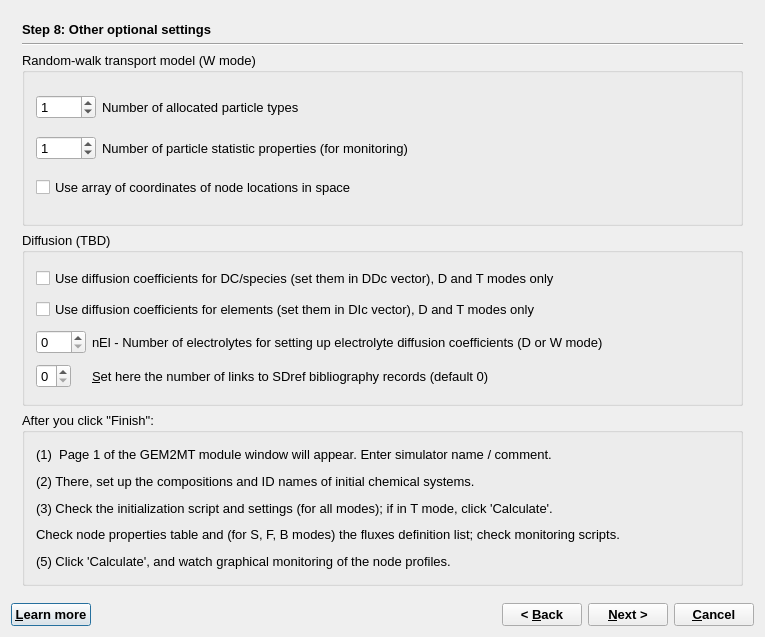
Old version of the form GUI/Dialogs4/GEM2MTWizard4.ui in the repository gemshub/GEMSGUI.
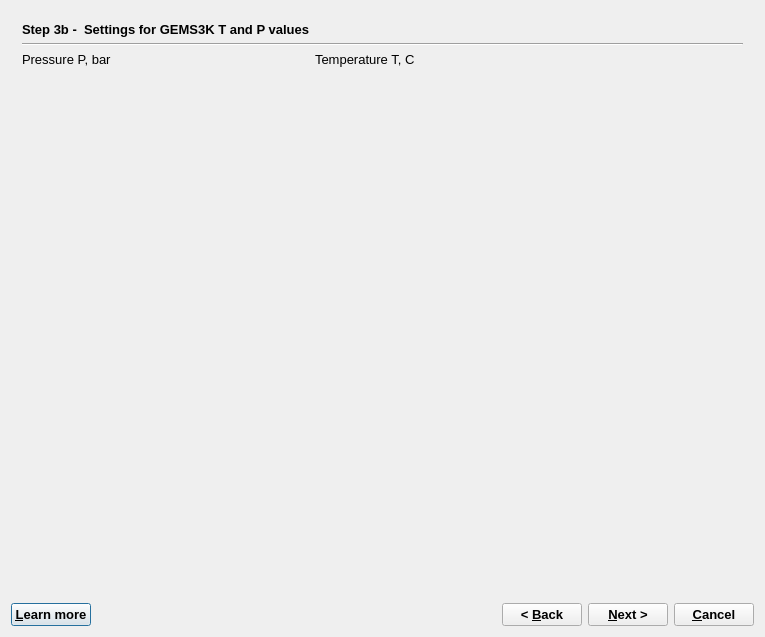
New version of the form.

Commit message: Added window on GEM2MTWizard for input T and P lookup arrays and some bugfixes with switches

Patch:
```diff
--- a/GUI/Dialogs4/GEM2MTWizard4.ui
+++ b/GUI/Dialogs4/GEM2MTWizard4.ui
@@ -40,7 +40,7 @@
       <enum>QFrame::Plain</enum>
      </property>
      <property name="currentIndex">
-      <number>7</number>
+      <number>3</number>
      </property>
      <widget class="QWidget" name="page">
       <layout class="QVBoxLayout" name="verticalLayout_12">
@@ -1042,6 +1042,50 @@
        </item>
       </layout>
      </widget>
+     <widget class="QWidget" name="page_10">
+      <layout class="QFormLayout" name="formLayout">
+       <item row="0" column="0">
+        <widget class="QLabel" name="label_25">
+         <property name="sizePolicy">
+          <sizepolicy hsizetype="Preferred" vsizetype="Fixed">
+           <horstretch>0</horstretch>
+           <verstretch>0</verstretch>
+          </sizepolicy>
+         </property>
+         <property name="font">
+          <font>
+           <weight>75</weight>
+           <bold>true</bold>
+          </font>
+         </property>
+         <property name="text">
+          <string>Step 3b -  Settings for GEMS3K T and P values</string>
+         </property>
+        </widget>
+       </item>
+       <item row="1" column="0" colspan="2">
+        <widget class="Line" name="line_10">
+         <property name="orientation">
+          <enum>Qt::Horizontal</enum>
+         </property>
+        </widget>
+       </item>
+       <item row="2" column="0">
+        <widget class="QLabel" name="label_26">
+         <property name="text">
+          <string>Pressure P, bar</string>
+         </property>
+        </widget>
+       </item>
+       <item row="2" column="1">
+        <widget class="QLabel" name="label_27">
+         <property name="text">
+          <string>Temperature T, C</string>
+         </property>
+        </widget>
+       </item>
+      </layout>
+     </widget>
      <widget class="QWidget" name="page_3">
       <layout class="QVBoxLayout" name="verticalLayout_13">
        <item>
```
The commit also changes 3 other files.
